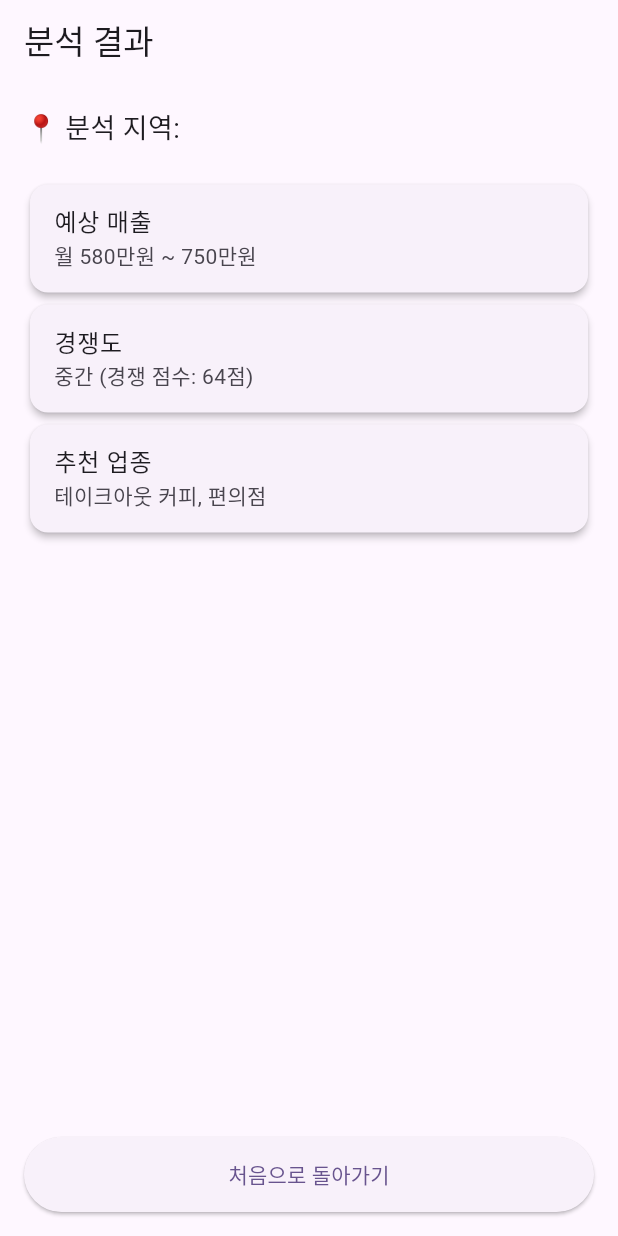
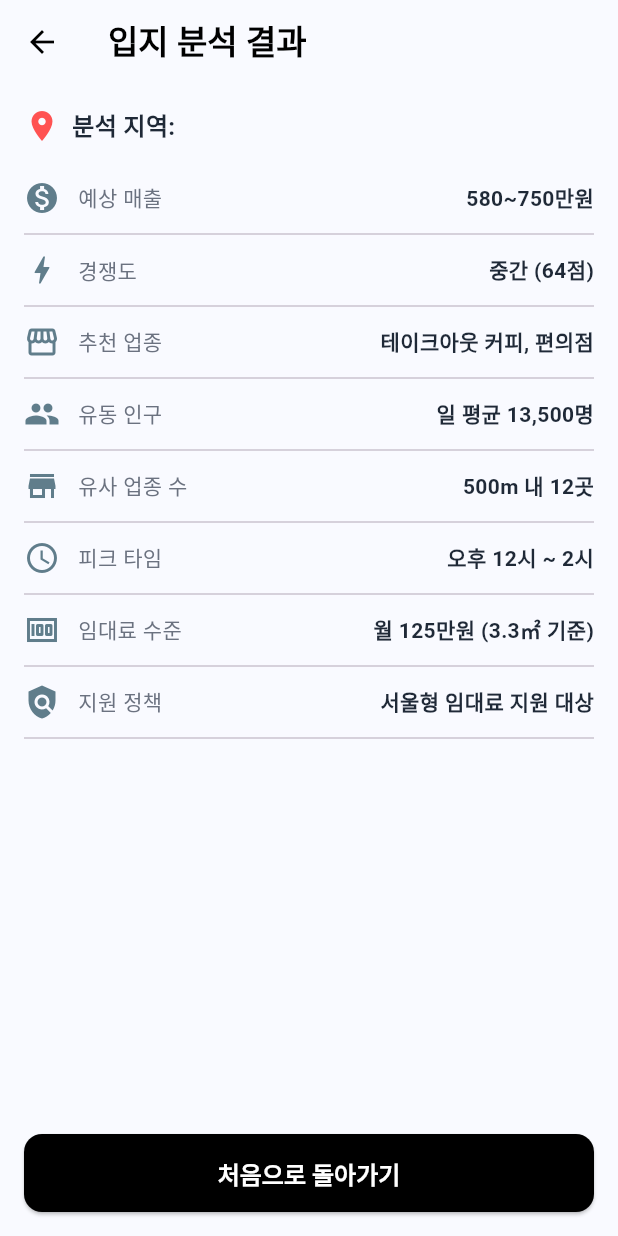
Before and after one commit to woopi1087/project_ai_biz_consultant_flutter, a Flutter app: the LocationResultPage screen opened directly with empty values, on a phone screen of 412 x 824 dp. Run offline on Flutter 3.47's test engine with Material 3 defaults, Android fonts, the phone set to English and light mode, and no system bars; our stand-ins replace flutter_dotenv; missing offline and left inert: flutter_naver_map.

Commit message:
[CHG] 샘플 디자인 변경

```diff
--- a/lib/pages/location/location_result_page.dart
+++ b/lib/pages/location/location_result_page.dart
@@ -8,49 +8,118 @@ class LocationResultPage extends StatelessWidget {
   @override
   Widget build(BuildContext context) {
     return Scaffold(
-      appBar: AppBar(title: const Text("분석 결과")),
-      body: Padding(
-        padding: const EdgeInsets.all(16.0),
+      backgroundColor: const Color(0xFFF9FAFF),
+      appBar: AppBar(
+        backgroundColor: const Color(0xFFF9FAFF),
+        elevation: 0,
+        title: const Text(
+          "입지 분석 결과",
+          style: TextStyle(
+            color: Colors.black,
+            fontWeight: FontWeight.bold,
+          ),
+        ),
+        leading: const BackButton(color: Colors.black),
+      ),
+      body: SafeArea(
+        child: Column(
+          children: [
+            Expanded(
+              child: SingleChildScrollView(
+                padding: const EdgeInsets.all(16),
                 child: Column(
                   crossAxisAlignment: CrossAxisAlignment.start,
                   children: [
-            Text("📍 분석 지역: $address",
-                style: const TextStyle(fontSize: 18)),
-            const SizedBox(height: 20),
-            Card(
-              elevation: 2,
-              child: ListTile(
-                title: const Text("예상 매출"),
-                subtitle: const Text("월 580만원 ~ 750만원"),
+                    // 지역 정보
+                    Row(
+                      children: [
+                        const Icon(Icons.place, color: Colors.redAccent),
+                        const SizedBox(width: 8),
+                        Text(
+                          "분석 지역: $address",
+                          style: const TextStyle(
+                            fontSize: 16,
+                            fontWeight: FontWeight.w600,
+                            color: Color(0xFF1F2937),
                           ),
                         ),
-            Card(
-              elevation: 2,
-              child: ListTile(
-                title: const Text("경쟁도"),
-                subtitle: const Text("중간 (경쟁 점수: 64점)"),
+                      ],
+                    ),
+                    const SizedBox(height: 24),
+
+                    // 지표 리스트
+                    _buildInfoItem(Icons.monetization_on, '예상 매출', '580~750만원'),
+                    _buildInfoItem(Icons.bolt, '경쟁도', '중간 (64점)'),
+                    _buildInfoItem(Icons.storefront, '추천 업종', '테이크아웃 커피, 편의점'),
+                    _buildInfoItem(Icons.people, '유동 인구', '일 평균 13,500명'),
+                    _buildInfoItem(Icons.store, '유사 업종 수', '500m 내 12곳'),
+                    _buildInfoItem(Icons.access_time, '피크 타임', '오후 12시 ~ 2시'),
+                    _buildInfoItem(Icons.money, '임대료 수준', '월 125만원 (3.3㎡ 기준)'),
+                    _buildInfoItem(Icons.policy, '지원 정책', '서울형 임대료 지원 대상'),
+                  ],
                 ),
               ),
-            Card(
-              elevation: 2,
-              child: ListTile(
-                title: const Text("추천 업종"),
-                subtitle: const Text("테이크아웃 커피, 편의점"),
             ),
-            ),
-            const Spacer(),
-            ElevatedButton(
+
+            // 하단 버튼
+            Padding(
+              padding: const EdgeInsets.all(16.0),
+              child: SizedBox(
+                width: double.infinity,
+                height: 52,
+                child: ElevatedButton(
                   onPressed: () {
                     Navigator.popUntil(context, (route) => route.isFirst);
                   },
+                  style: ElevatedButton.styleFrom(
+                    backgroundColor: Colors.black,
+                    foregroundColor: Colors.white,
+                    shape: RoundedRectangleBorder(
+                      borderRadius: BorderRadius.circular(12),
+                    ),
+                    textStyle: const TextStyle(
+                      fontSize: 16,
+                      fontWeight: FontWeight.bold,
+                    ),
+                  ),
                   child: const Text("처음으로 돌아가기"),
-              style: ElevatedButton.styleFrom(
-                minimumSize: const Size.fromHeight(50),
                 ),
-            )
+              ),
+            ),
           ],
         ),
       ),
     );
   }
+
+  Widget _buildInfoItem(IconData icon, String label, String value) {
+    return Column(
+      children: [
+        Row(
+          children: [
+            Icon(icon, color: Colors.blueGrey),
+            const SizedBox(width: 12),
+            Expanded(
+              child: Text(
+                label,
+                style: const TextStyle(
+                  color: Color(0xFF6B7280),
+                  fontSize: 14,
+                ),
+              ),
+            ),
+            Text(
+              value,
+              style: const TextStyle(
+                fontWeight: FontWeight.bold,
+                color: Color(0xFF1F2937),
+                fontSize: 14,
+              ),
+            ),
+          ],
+        ),
+        const Divider(height: 24),
+      ],
+    );
   }
+}
```
Also changed, not shown: lib/pages/home_page.dart (+37 -72 lines), lib/pages/location/location_loading_page.dart (+25 -9 lines), lib/pages/location/location_select_page.dart (+80 -76 lines). Lines whose indentation alone changed are shown as unchanged.
